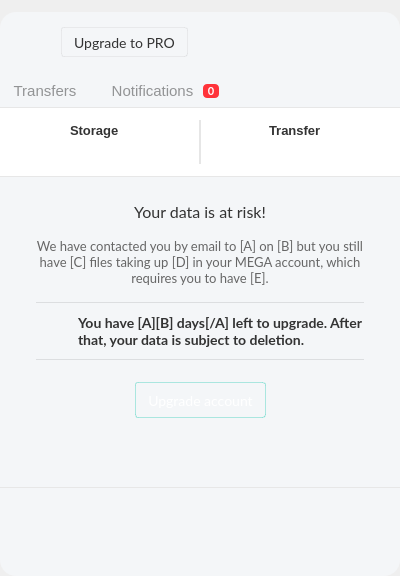
This is src/MEGASync/gui/macx/InfoDialog.ui in meganz/MEGAsync as Qt 5 draws it before an edit. The edited form follows.
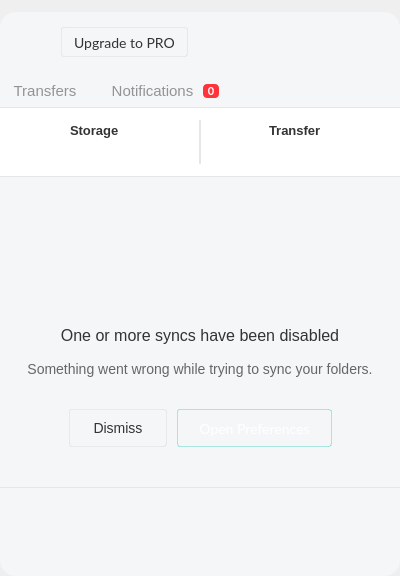
This is the edited form. The open tabs and pages were chosen to show the change. Icons and pictures are not drawn. Custom widgets are drawn as their Qt base class.

Commit message: Update UI layout for all platforms

Diff of the .ui file:
```diff
--- a/src/MEGASync/gui/macx/InfoDialog.ui
+++ b/src/MEGASync/gui/macx/InfoDialog.ui
@@ -33,7 +33,7 @@
   padding: 0px 4px 0px 16px;
 }
 
-#bAvatar, #bState, #bMEGAheader, #bClockDown, #bClockUp, #bOQIcon, #bBusinessQuota, #bBusinessStorage
+#bAvatar, #bState, #bMEGAheader, #bClockDown, #bClockUp, #bOQIcon, #bBusinessQuota, #bBusinessStorage, #bSyncsDisabled
 {
 	border: none;
 }
@@ -2332,6 +2332,330 @@
                           </item>
                          </layout>
                         </widget>
+                        <widget class="QWidget" name="pSyncsDisabled">
+                         <property name="styleSheet">
+                          <string notr="true">background-color: #F4F6F8;</string>
+                         </property>
+                         <layout class="QVBoxLayout" name="verticalLayout_29">
+                          <property name="spacing">
+                           <number>18</number>
+                          </property>
+                          <property name="leftMargin">
+                           <number>20</number>
+                          </property>
+                          <property name="topMargin">
+                           <number>32</number>
+                          </property>
+                          <property name="rightMargin">
+                           <number>20</number>
+                          </property>
+                          <property name="bottomMargin">
+                           <number>30</number>
+                          </property>
+                          <item>
+                           <widget class="QWidget" name="wSyncsDisabledIcon" native="true">
+                            <property name="minimumSize">
+                             <size>
+                              <width>0</width>
+                              <height>96</height>
+                             </size>
+                            </property>
+                            <property name="maximumSize">
+                             <size>
+                              <width>16777215</width>
+                              <height>75</height>
+                             </size>
+                            </property>
+                            <property name="styleSheet">
+                             <string notr="true"/>
+                            </property>
+                            <layout class="QHBoxLayout" name="horizontalLayout_23">
+                             <property name="spacing">
+                              <number>0</number>
+                             </property>
+                             <property name="leftMargin">
+                              <number>0</number>
+                             </property>
+                             <property name="topMargin">
+                              <number>0</number>
+                             </property>
+                             <property name="rightMargin">
+                              <number>0</number>
+                             </property>
+                             <property name="bottomMargin">
+                              <number>2</number>
+                             </property>
+                             <item>
+                              <spacer name="horizontalSpacer_22">
+                               <property name="orientation">
+                                <enum>Qt::Horizontal</enum>
+                               </property>
+                               <property name="sizeHint" stdset="0">
+                                <size>
+                                 <width>146</width>
+                                 <height>20</height>
+                                </size>
+                               </property>
+                              </spacer>
+                             </item>
+                             <item>
+                              <widget class="QPushButton" name="bSyncsDisabled">
+                               <property name="minimumSize">
+                                <size>
+                                 <width>96</width>
+                                 <height>96</height>
+                                </size>
+                               </property>
+                               <property name="maximumSize">
+                                <size>
+                                 <width>96</width>
+                                 <height>96</height>
+                                </size>
+                               </property>
+                               <property name="text">
+                                <string/>
+                               </property>
+                               <property name="icon">
+                                <iconset>
+                                 <normalon>:/images/settings-syncs.png</normalon>
+                                </iconset>
+                               </property>
+                               <property name="iconSize">
+                                <size>
+                                 <width>96</width>
+                                 <height>96</height>
+                                </size>
+                               </property>
+                              </widget>
+                             </item>
+                             <item>
+                              <spacer name="horizontalSpacer_23">
+                               <property name="orientation">
+                                <enum>Qt::Horizontal</enum>
+                               </property>
+                               <property name="sizeHint" stdset="0">
+                                <size>
+                                 <width>145</width>
+                                 <height>20</height>
+                                </size>
+                               </property>
+                              </spacer>
+                             </item>
+                            </layout>
+                           </widget>
+                          </item>
+                          <item>
+                           <widget class="QWidget" name="wSyncsDisabledLabels" native="true">
+                            <property name="minimumSize">
+                             <size>
+                              <width>0</width>
+                              <height>0</height>
+                             </size>
+                            </property>
+                            <property name="maximumSize">
+                             <size>
+                              <width>16777215</width>
+                              <height>16777215</height>
+                             </size>
+                            </property>
+                            <layout class="QVBoxLayout" name="verticalLayout_28">
+                             <property name="spacing">
+                              <number>10</number>
+                             </property>
+                             <property name="leftMargin">
+                              <number>6</number>
+                             </property>
+                             <property name="topMargin">
+                              <number>0</number>
+                             </property>
+                             <property name="rightMargin">
+                              <number>6</number>
+                             </property>
+                             <property name="bottomMargin">
+                              <number>0</number>
+                             </property>
+                             <item>
+                              <widget class="QLabel" name="lSyncsDisabledTitle">
+                               <property name="minimumSize">
+                                <size>
+                                 <width>0</width>
+                                 <height>19</height>
+                                </size>
+                               </property>
+                               <property name="maximumSize">
+                                <size>
+                                 <width>16777215</width>
+                                 <height>16777215</height>
+                                </size>
+                               </property>
+                               <property name="styleSheet">
+                                <string notr="true">#lSyncsDisabledTitle
+{
+	color: #333333;
+  font-family: &quot;Lato&quot;;
+	font-size: 16px;
+}</string>
+                               </property>
+                               <property name="text">
+                                <string>One or more syncs have been disabled</string>
+                               </property>
+                               <property name="alignment">
+                                <set>Qt::AlignCenter</set>
+                               </property>
+                               <property name="wordWrap">
+                                <bool>true</bool>
+                               </property>
+                              </widget>
+                             </item>
+                             <item>
+                              <widget class="QLabel" name="lSyncsDisabledDesc">
+                               <property name="styleSheet">
+                                <string notr="true">#lSyncsDisabledDesc
+{
+	color: #666666;
+    font-family: &quot;Lato&quot;;
+	font-size: 14px;
+}
+</string>
+                               </property>
+                               <property name="text">
+                                <string>Something went wrong while trying to sync your folders.</string>
+                               </property>
+                               <property name="alignment">
+                                <set>Qt::AlignCenter</set>
+                               </property>
+                               <property name="wordWrap">
+                                <bool>true</bool>
+                               </property>
+                              </widget>
+                             </item>
+                            </layout>
+                           </widget>
+                          </item>
+                          <item>
+                           <widget class="QWidget" name="wSyncsDisabledButtons" native="true">
+                            <layout class="QHBoxLayout" name="horizontalLayout_22">
+                             <property name="spacing">
+                              <number>10</number>
+                             </property>
+                             <property name="leftMargin">
+                              <number>0</number>
+                             </property>
+                             <property name="topMargin">
+                              <number>0</number>
+                             </property>
+                             <property name="rightMargin">
+                              <number>0</number>
+                             </property>
+                             <property name="bottomMargin">
+                              <number>0</number>
+                             </property>
+                             <item>
+                              <spacer name="horizontalSpacer_20">
+                               <property name="orientation">
+                                <enum>Qt::Horizontal</enum>
+                               </property>
+                               <property name="sizeHint" stdset="0">
+                                <size>
+                                 <width>1</width>
+                                 <height>0</height>
+                                </size>
+                               </property>
+                              </spacer>
+                             </item>
+                             <item>
+                              <widget class="QPushButton" name="bDismissSyncSettings">
+                               <property name="minimumSize">
+                                <size>
+                                 <width>98</width>
+                                 <height>38</height>
+                                </size>
+                               </property>
+                               <property name="maximumSize">
+                                <size>
+                                 <width>16777215</width>
+                                 <height>38</height>
+                                </size>
+                               </property>
+                               <property name="styleSheet">
+                                <string notr="true">#bDismissSyncSettings
+{
+
+background-color: qlineargradient(x1: 0, y1: 0, x2: 0, y2: 1,
+stop: 0 #ffffff, stop: 1 #fafafa);
+ border-radius: 3px;
+ border: 1px solid rgba(0, 0, 0, 5%);
+ font-family: &quot;Lato&quot;;
+ font-size: 14px;
+ color: #333333;
+}
+
+#bDismissSyncSettings::hover
+{
+border: 1px solid rgba(0, 0, 0, 10%);
+}
+</string>
+                               </property>
+                               <property name="text">
+                                <string>Dismiss</string>
+                               </property>
+                              </widget>
+                             </item>
+                             <item>
+                              <widget class="QPushButton" name="bOpenSyncSettings">
+                               <property name="minimumSize">
+                                <size>
+                                 <width>155</width>
+                                 <height>38</height>
+                                </size>
+                               </property>
+                               <property name="maximumSize">
+                                <size>
+                                 <width>16777215</width>
+                                 <height>38</height>
+                                </size>
+                               </property>
+                               <property name="styleSheet">
+                                <string notr="true">#bOpenSyncSettings
+{
+font-family: Lato;
+font-size: 14px;
+border: 1px solid rgba(0,191, 165, 30%);
+border-radius: 3px;
+color: #ffffff;
+background-color: qlineargradient(x1: 0, y1: 0, x2: 0, y2: 1,
+							stop: 0 rgba(0, 204, 176, 1), stop: 1 rgba(0, 172,149,1));
+}
+
+
+#bOpenSyncSettings:hover
+{
+	border: 1px solid rgba(0,191, 165, 80%);
+}</string>
+                               </property>
+                               <property name="text">
+                                <string>Open Preferences</string>
+                               </property>
+                              </widget>
+                             </item>
+                             <item>
+                              <spacer name="horizontalSpacer_21">
+                               <property name="orientation">
+                                <enum>Qt::Horizontal</enum>
+                               </property>
+                               <property name="sizeHint" stdset="0">
+                                <size>
+                                 <width>1</width>
+                                 <height>0</height>
+                                </size>
+                               </property>
+                              </spacer>
+                             </item>
+                            </layout>
+                           </widget>
+                          </item>
+                         </layout>
+                        </widget>
                        </widget>
                       </item>
                      </layout>
```
The commit also changes 2 other files.
